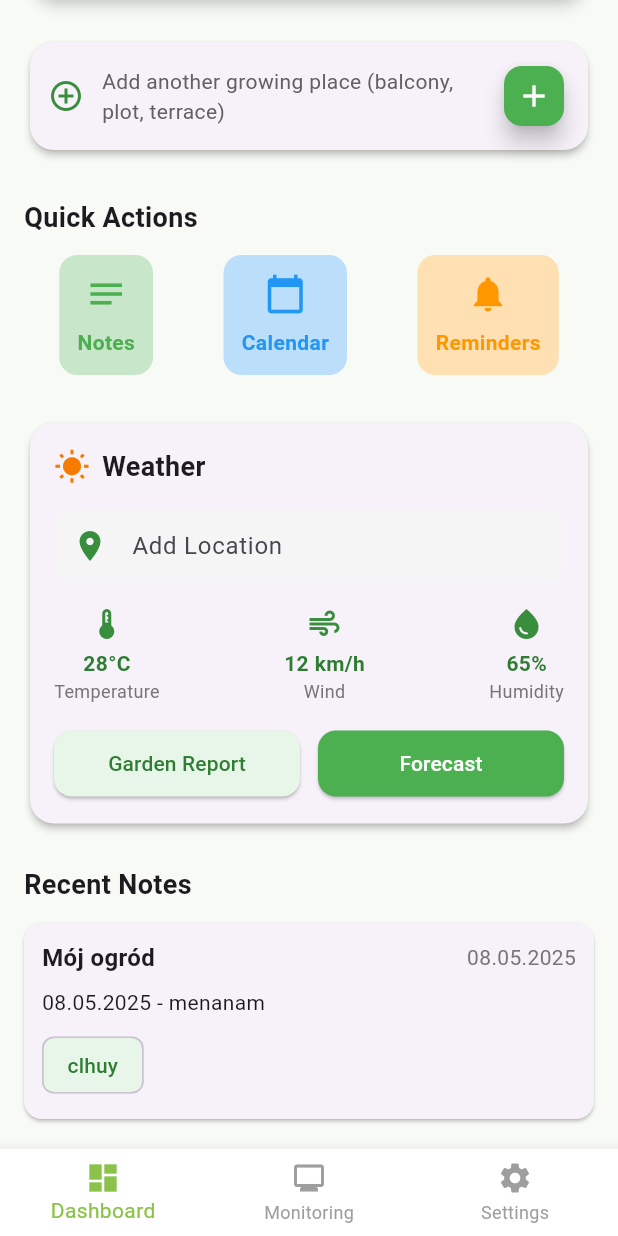
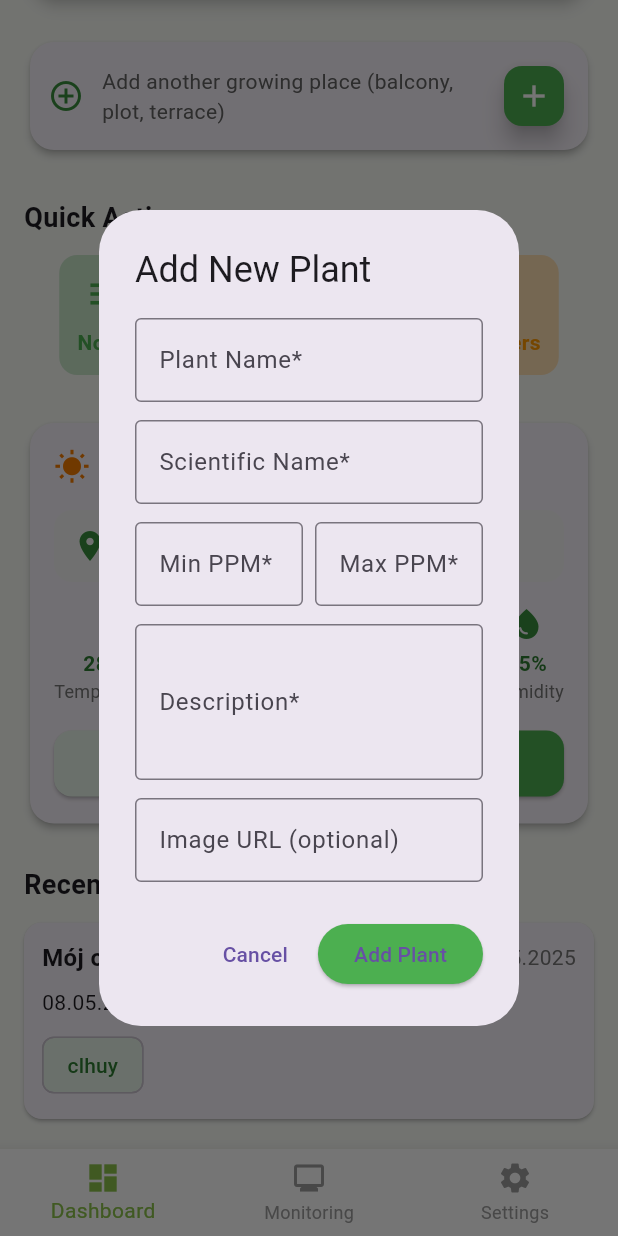
Before and after one commit to ghiyaazt/Smart_Hidroponik, a Flutter app: the screen it shows after launch, scrolled down 410 dp, after a tap on the "add" icon, on a phone screen of 412 x 824 dp. Run offline on Flutter 3.47's test engine with Material 3 defaults, Android fonts, the phone set to English and light mode, and no system bars; our stand-ins replace firebase_core, firebase_database, flutter_animate, table_calendar; accounts and stored records are empty; network calls fail.

Commit message:
upd dashboard

```diff
--- a/lib/pages/dashboard_page.dart
+++ b/lib/pages/dashboard_page.dart
@@ -1,6 +1,7 @@
 import 'package:flutter/material.dart';
 import 'package:intl/intl.dart';
 import 'package:table_calendar/table_calendar.dart';
+
 void main() {
   runApp(const MyApp());
 }
@@ -35,7 +36,12 @@ class _DashboardPageState extends State<DashboardPage> {
     Note(title: "Mój ogród", content: "08.05.2025 - menanam", date: DateTime(2025, 5, 8), garden: "clhuy"),
   ];
 
-  final Map<String, Map<String, dynamic>> plantData = {
+  late Map<String, Map<String, dynamic>> plantData;
+
+  @override
+  void initState() {
+    super.initState();
+    plantData = {
       "Sawi": {
         "scientificName": "Brassica juncea",
         "standardPPM": "800-1200",
@@ -55,6 +61,7 @@ class _DashboardPageState extends State<DashboardPage> {
         "imageUrl": "https://images.unsplash.com/photo-1576045057995-568f588f82fb",
       },
     };
+  }
 
   void _showKnowledgeDialog(BuildContext context) {
     final plantInfo = plantData[selectedPlant]!;
@@ -79,6 +86,152 @@ class _DashboardPageState extends State<DashboardPage> {
           TextButton(
             onPressed: () => Navigator.pop(context),
             child: const Text("Tutup", style: TextStyle(color: Colors.green)),
+          ),
+        ],
+      ),
+    );
+  }
+
+  void _showAddPlantDialog(BuildContext context) {
+    final TextEditingController plantNameController = TextEditingController();
+    final TextEditingController scientificNameController = TextEditingController();
+    final TextEditingController minPPMController = TextEditingController();
+    final TextEditingController maxPPMController = TextEditingController();
+    final TextEditingController descriptionController = TextEditingController();
+    final TextEditingController imageUrlController = TextEditingController();
+
+    showDialog(
+      context: context,
+      builder: (context) => AlertDialog(
+        title: const Text("Add New Plant"),
+        content: SingleChildScrollView(
+          child: Column(
+            mainAxisSize: MainAxisSize.min,
+            children: [
+              TextField(
+                controller: plantNameController,
+                decoration: const InputDecoration(
+                  labelText: "Plant Name*",
+                  border: OutlineInputBorder(),
+                ),
+              ),
+              const SizedBox(height: 12),
+              TextField(
+                controller: scientificNameController,
+                decoration: const InputDecoration(
+                  labelText: "Scientific Name*",
+                  border: OutlineInputBorder(),
+                ),
+              ),
+              const SizedBox(height: 12),
+              Row(
+                children: [
+                  Expanded(
+                    child: TextField(
+                      controller: minPPMController,
+                      keyboardType: TextInputType.number,
+                      decoration: const InputDecoration(
+                        labelText: "Min PPM*",
+                        border: OutlineInputBorder(),
+                      ),
+                    ),
+                  ),
+                  const SizedBox(width: 8),
+                  Expanded(
+                    child: TextField(
+                      controller: maxPPMController,
+                      keyboardType: TextInputType.number,
+                      decoration: const InputDecoration(
+                        labelText: "Max PPM*",
+                        border: OutlineInputBorder(),
+                      ),
+                    ),
+                  ),
+                ],
+              ),
+              const SizedBox(height: 12),
+              TextField(
+                controller: descriptionController,
+                maxLines: 3,
+                decoration: const InputDecoration(
+                  labelText: "Description*",
+                  border: OutlineInputBorder(),
+                ),
+              ),
+              const SizedBox(height: 12),
+              TextField(
+                controller: imageUrlController,
+                decoration: const InputDecoration(
+                  labelText: "Image URL (optional)",
+                  border: OutlineInputBorder(),
+                ),
+              ),
+            ],
+          ),
+        ),
+        actions: [
+          TextButton(
+            onPressed: () => Navigator.pop(context),
+            child: const Text("Cancel"),
+          ),
+          ElevatedButton(
+            onPressed: () {
+              // Validasi input
+              if (plantNameController.text.isEmpty) {
+                ScaffoldMessenger.of(context).showSnackBar(
+                  const SnackBar(content: Text("Plant name is required")),
+                );
+                return;
+              }
+
+              if (scientificNameController.text.isEmpty) {
+                ScaffoldMessenger.of(context).showSnackBar(
+                  const SnackBar(content: Text("Scientific name is required")),
+                );
+                return;
+              }
+
+              if (minPPMController.text.isEmpty || maxPPMController.text.isEmpty) {
+                ScaffoldMessenger.of(context).showSnackBar(
+                  const SnackBar(content: Text("PPM values are required")),
+                );
+                return;
+              }
+
+              if (descriptionController.text.isEmpty) {
+                ScaffoldMessenger.of(context).showSnackBar(
+                  const SnackBar(content: Text("Description is required")),
+                );
+                return;
+              }
+
+              // Tambahkan tanaman baru
+              final newPlant = {
+                "scientificName": scientificNameController.text,
+                "standardPPM": "${minPPMController.text}-${maxPPMController.text}",
+                "description": descriptionController.text,
+                "imageUrl": imageUrlController.text.isNotEmpty
+                    ? imageUrlController.text
+                    : "https://images.unsplash.com/photo-1567306226416-28f0efdc88ce", // default image
+              };
+
+              setState(() {
+                plantData[plantNameController.text] = newPlant;
+                selectedPlant = plantNameController.text;
+                currentPPM = (double.parse(minPPMController.text) + double.parse(maxPPMController.text)) / 2;
+              });
+
+              ScaffoldMessenger.of(context).showSnackBar(
+                SnackBar(
+                  content: Text("${plantNameController.text} has been added successfully!"),
+                  duration: const Duration(seconds: 2),
+                ),
+              );
+
+              Navigator.pop(context);
+            },
+            style: ElevatedButton.styleFrom(backgroundColor: Colors.green),
+            child: const Text("Add Plant"),
           ),
         ],
       ),
@@ -144,7 +297,7 @@ class _DashboardPageState extends State<DashboardPage> {
             ),
             SliverToBoxAdapter(child: _buildHeader(context)),
             SliverToBoxAdapter(child: _buildGardenCard(context, plantInfo)),
-            SliverToBoxAdapter(child: _buildAddGrowingPlace()),
+            SliverToBoxAdapter(child: _buildAddGrowingPlace(context)),
             SliverToBoxAdapter(child: _buildShortcuts(context)),
             SliverToBoxAdapter(child: _buildWeatherSection()),
             SliverToBoxAdapter(child: _buildRecentNotes()),
@@ -198,8 +351,7 @@ class _DashboardPageState extends State<DashboardPage> {
               ),
             ),
           ),
-          // Removed the notification bell icon
-          const SizedBox(width: 40), // Added to maintain spacing
+          const SizedBox(width: 40),
         ],
       ),
     );
@@ -309,7 +461,7 @@ class _DashboardPageState extends State<DashboardPage> {
     );
   }
 
-  Widget _buildAddGrowingPlace() {
+  Widget _buildAddGrowingPlace(BuildContext context) {
     return Padding(
       padding: const EdgeInsets.symmetric(horizontal: 16, vertical: 12),
       child: Card(
@@ -330,7 +482,7 @@ class _DashboardPageState extends State<DashboardPage> {
                 ),
               ),
               FloatingActionButton(
-                onPressed: () {},
+                onPressed: () => _showAddPlantDialog(context),
                 backgroundColor: Colors.green,
                 mini: true,
                 child: const Icon(Icons.add, color: Colors.white),
```
Also changed, not shown: pubspec.lock. Lines whose indentation alone changed are shown as unchanged.
